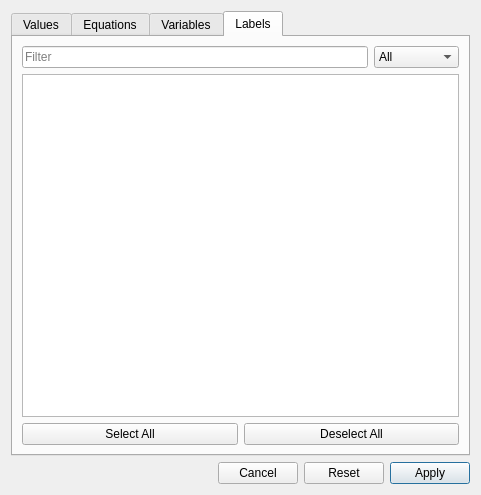
Before: the Qt Designer form src/modelinspector/globalfilterdialog.ui in GAMS-dev/gams-mii, drawn with Qt 5.
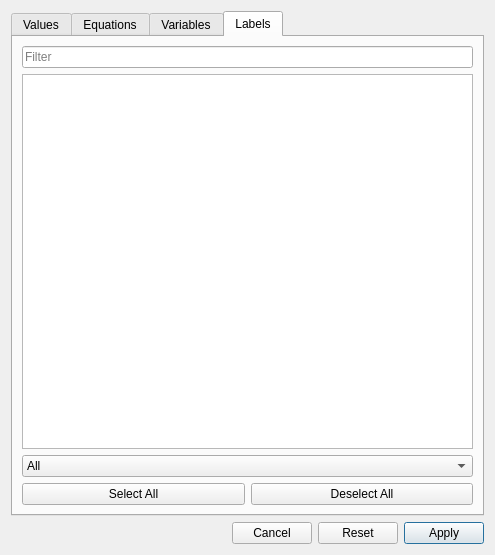
After: the same form once the commit is applied. The open tabs and pages were chosen to show the change.

Commit message: global label filter any/all switch, bug-fixes

```diff
--- a/src/modelinspector/globalfilterdialog.ui
+++ b/src/modelinspector/globalfilterdialog.ui
@@ -6,8 +6,8 @@
    <rect>
     <x>0</x>
     <y>0</y>
-    <width>481</width>
-    <height>495</height>
+    <width>495</width>
+    <height>555</height>
    </rect>
   </property>
   <property name="windowTitle">
@@ -307,8 +307,6 @@
       </attribute>
       <layout class="QVBoxLayout" name="verticalLayout_3">
        <item>
-        <layout class="QHBoxLayout" name="horizontalLayout_6">
-         <item>
           <widget class="QLineEdit" name="labelEdit">
            <property name="toolTip">
             <string>&lt;html&gt;&lt;head/&gt;&lt;body&gt;&lt;p&gt;Apply a filter string using &lt;span style=&quot; font-weight:600;&quot;&gt;wildcard&lt;/span&gt; syntax.&lt;/p&gt;&lt;p&gt;The content filter string is automatically applied to the list of labels.&lt;/p&gt;&lt;/body&gt;&lt;/html&gt;</string>
@@ -319,30 +317,6 @@
           </widget>
          </item>
          <item>
-          <widget class="QComboBox" name="labelFilterBox">
-           <property name="toolTip">
-            <string>Select label type</string>
-           </property>
-           <item>
-            <property name="text">
-             <string>All</string>
-            </property>
-           </item>
-           <item>
-            <property name="text">
-             <string>Equations</string>
-            </property>
-           </item>
-           <item>
-            <property name="text">
-             <string>Variables</string>
-            </property>
-           </item>
-          </widget>
-         </item>
-        </layout>
-       </item>
-       <item>
         <widget class="QTreeView" name="labelView">
          <property name="toolTip">
           <string>&lt;html&gt;&lt;head/&gt;&lt;body&gt;&lt;p&gt;List of labels occurring in the equation or variable header.  Check or uncheck labels to decide which are displayed.&lt;/p&gt;&lt;/body&gt;&lt;/html&gt;</string>
@@ -358,6 +332,23 @@
          </attribute>
         </widget>
        </item>
+       <item>
+        <widget class="QComboBox" name="labelBox">
+         <property name="toolTip">
+          <string>&lt;html&gt;&lt;head/&gt;&lt;body&gt;&lt;p&gt;If &lt;span style=&quot; font-weight:600;&quot;&gt;All&lt;/span&gt; is selected the label filter must contain the labels of all dimensions; otherwise the column or row is not shown.&lt;/p&gt;&lt;p&gt;If &lt;span style=&quot; font-weight:600;&quot;&gt;Any&lt;/span&gt; is selected the selected label must be contained in any dimension; otherwise the column or row is not shown.&lt;/p&gt;&lt;/body&gt;&lt;/html&gt;</string>
+         </property>
+         <item>
+          <property name="text">
+           <string>All</string>
+          </property>
+         </item>
+         <item>
+          <property name="text">
+           <string>Any</string>
+          </property>
+         </item>
+        </widget>
+       </item>
        <item>
         <layout class="QHBoxLayout" name="horizontalLayout_5">
          <item>
```
Lines whose indentation alone changed are shown as unchanged. The commit also changes 12 other files.
